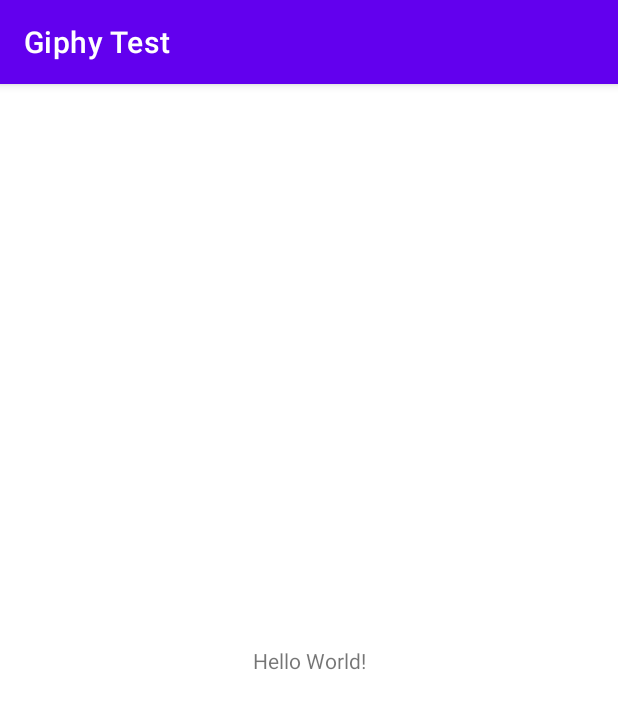
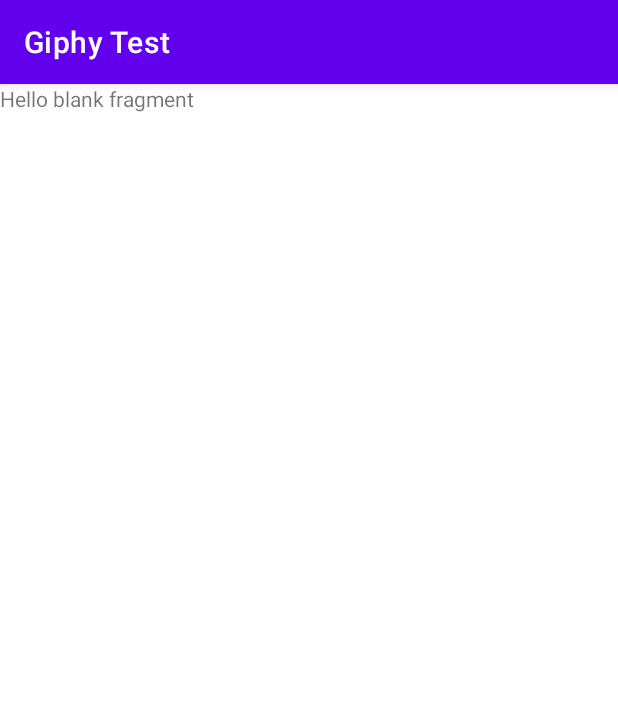
Before and after one commit to georgemcjr/giphy-test-android, an Android app: the screen it shows after launch (MainActivity), on a phone screen of 412 x 824 dp. Shown: the top 709 px of the screen. Run offline under Robolectric (Android 15) with nearby library versions, the phone set to English and light mode, and no system bars.

Commit message:
Creating fragments and ViewPager

```diff
--- a/app/src/main/java/br/com/gj/giphytest/MainActivity.kt
+++ b/app/src/main/java/br/com/gj/giphytest/MainActivity.kt
@@ -1,11 +1,28 @@
 package br.com.gj.giphytest
 
+import android.os.Bundle
 import androidx.appcompat.app.AppCompatActivity
-import android.os.Bundle
+import br.com.gj.giphytest.features.favorites.FavoritesFragment
+import br.com.gj.giphytest.features.trending.TrendingFragment
+import kotlinx.android.synthetic.main.activity_main.*
 
 class MainActivity : AppCompatActivity() {
+
     override fun onCreate(savedInstanceState: Bundle?) {
         super.onCreate(savedInstanceState)
         setContentView(R.layout.activity_main)
+
+        setupViewPager()
+    }
+
+    private fun setupViewPager() {
+        val fragmentList = arrayListOf(
+            TrendingFragment(),
+            FavoritesFragment()
+        )
+
+        val viewPagerAdapter = MainPagerAdapter(fragmentList, supportFragmentManager, lifecycle)
+
+        viewPager.adapter = viewPagerAdapter
     }
 }
--- /dev/null
+++ b/app/src/main/java/br/com/gj/giphytest/MainPagerAdapter.kt
@@ -0,0 +1,21 @@
+package br.com.gj.giphytest
+
+import androidx.fragment.app.Fragment
+import androidx.fragment.app.FragmentManager
+import androidx.lifecycle.Lifecycle
+import androidx.viewpager2.adapter.FragmentStateAdapter
+
+class MainPagerAdapter(
+    private val fragmentList: ArrayList<Fragment>,
+    fragmentManager: FragmentManager,
+    lifecycle: Lifecycle
+) : FragmentStateAdapter(fragmentManager, lifecycle) {
+
+    override fun getItemCount(): Int {
+        return fragmentList.size
+    }
+
+    override fun createFragment(position: Int): Fragment {
+        return fragmentList[position]
+    }
+}
--- /dev/null
+++ b/app/src/main/java/br/com/gj/giphytest/features/favorites/FavoritesFragment.kt
@@ -0,0 +1,19 @@
+package br.com.gj.giphytest.features.favorites
+
+import android.os.Bundle
+import androidx.fragment.app.Fragment
+import android.view.LayoutInflater
+import android.view.View
+import android.view.ViewGroup
+import br.com.gj.giphytest.R
+
+class FavoritesFragment : Fragment() {
+
+    override fun onCreateView(
+        inflater: LayoutInflater, container: ViewGroup?,
+        savedInstanceState: Bundle?
+    ): View? {
+        // Inflate the layout for this fragment
+        return inflater.inflate(R.layout.fragment_favorites, container, false)
+    }
+}
--- /dev/null
+++ b/app/src/main/java/br/com/gj/giphytest/features/trending/TrendingFragment.kt
@@ -0,0 +1,20 @@
+package br.com.gj.giphytest.features.trending
+
+import android.os.Bundle
+import androidx.fragment.app.Fragment
+import android.view.LayoutInflater
+import android.view.View
+import android.view.ViewGroup
+import br.com.gj.giphytest.R
+
+class TrendingFragment : Fragment() {
+
+    override fun onCreateView(
+        inflater: LayoutInflater, container: ViewGroup?,
+        savedInstanceState: Bundle?
+    ): View? {
+        // Inflate the layout for this fragment
+        return inflater.inflate(R.layout.fragment_trending, container, false)
+    }
+
+}
--- a/app/src/main/res/layout/activity_main.xml
+++ b/app/src/main/res/layout/activity_main.xml
@@ -6,13 +6,8 @@
     android:layout_height="match_parent"
     tools:context=".MainActivity">
 
-    <TextView
-        android:layout_width="wrap_content"
-        android:layout_height="wrap_content"
-        android:text="Hello World!"
-        app:layout_constraintBottom_toBottomOf="parent"
-        app:layout_constraintLeft_toLeftOf="parent"
-        app:layout_constraintRight_toRightOf="parent"
-        app:layout_constraintTop_toTopOf="parent" />
-
+    <androidx.viewpager2.widget.ViewPager2
+        android:id="@+id/viewPager"
+        android:layout_width="match_parent"
+        android:layout_height="match_parent" />
 </androidx.constraintlayout.widget.ConstraintLayout>
--- /dev/null
+++ b/app/src/main/res/layout/fragment_trending.xml
@@ -0,0 +1,14 @@
+<?xml version="1.0" encoding="utf-8"?>
+<FrameLayout xmlns:android="http://schemas.android.com/apk/res/android"
+    xmlns:tools="http://schemas.android.com/tools"
+    android:layout_width="match_parent"
+    android:layout_height="match_parent"
+    tools:context=".features.trending.TrendingFragment">
+
+    <!-- TODO: Update blank fragment layout -->
+    <TextView
+        android:layout_width="match_parent"
+        android:layout_height="match_parent"
+        android:text="@string/hello_blank_fragment" />
+
+</FrameLayout>
--- a/app/src/main/res/values/strings.xml
+++ b/app/src/main/res/values/strings.xml
@@ -1,3 +1,10 @@
 <resources>
     <string name="app_name">Giphy Test</string>
+
+    <string name="hello_blank_fragment">Hello blank fragment</string>
+    <string name="hello_blank2_fragment">Hello blank 2 fragment</string>
+
+    <string name="title_trending">Trending</string>
+    <string name="title_favorites">Favorites</string>
+
 </resources>
```
Also changed, not shown: app/build.gradle (+10 -5 lines), app/src/main/res/layout/fragment_favorites.xml (added, +14 -0 lines).
